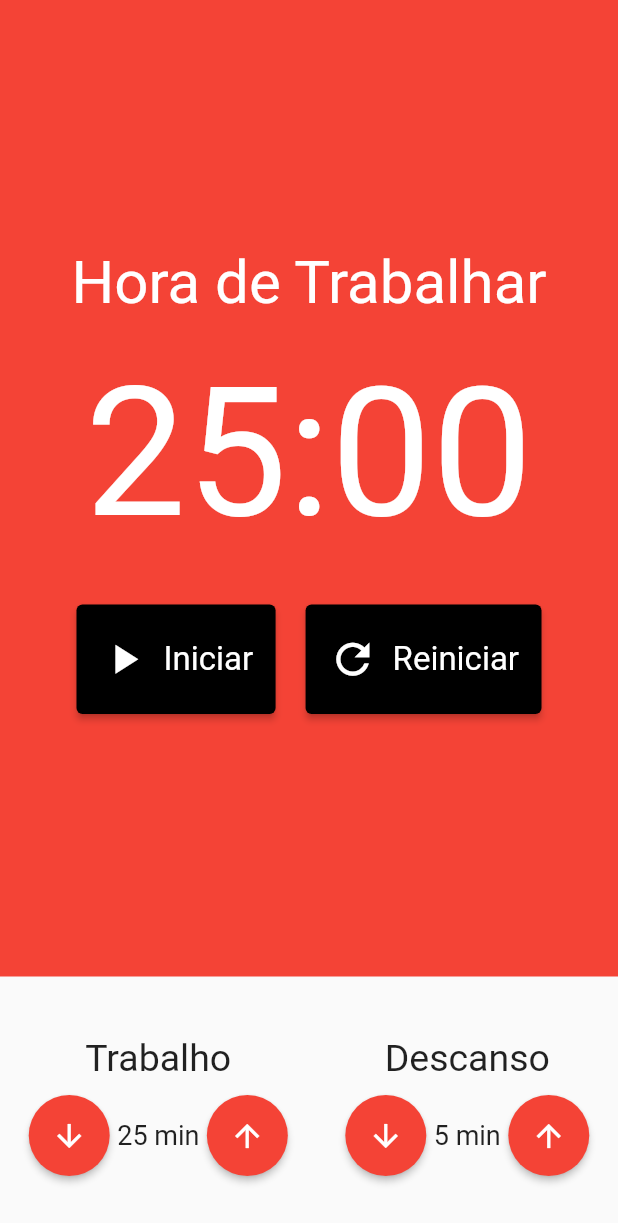
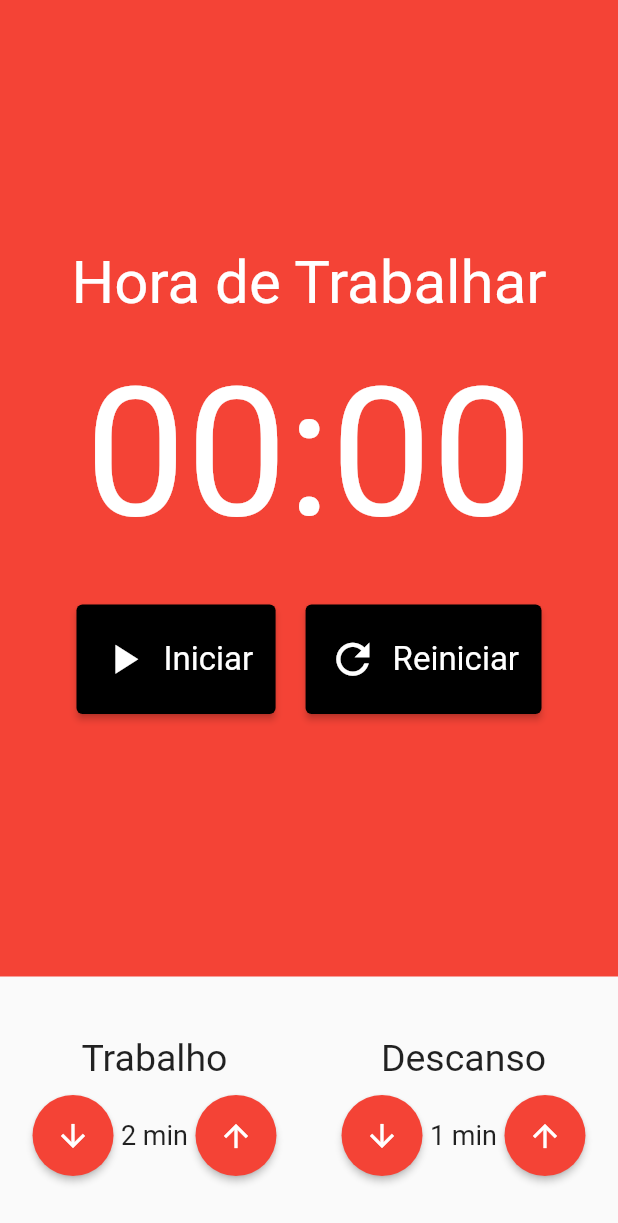
Before and after one commit to Luiz-Carlos-de-Lima/pomodoro, a Flutter app: the screen it shows after launch, on a phone screen of 412 x 824 dp. Shown: the top 1223 px of the screen. Run offline on Flutter 3.47's test engine with Material 2 defaults, Android fonts, the phone set to English and light mode, and no system bars; our stand-ins replace flutter_mobx, mobx; generated files the repository leaves out were written again.

Commit message:
implementação da lógica do cronometro

```diff
--- a/lib/app/components/cronometro.dart
+++ b/lib/app/components/cronometro.dart
@@ -1,18 +1,24 @@
 import 'package:flutter/material.dart';
+import 'package:flutter_mobx/flutter_mobx.dart';
 import 'package:pomodoro/app/components/cronometro_botao.dart';
+import 'package:pomodoro/app/store/pomodoro.store.dart';
+import 'package:provider/provider.dart';
 
 class Cronometro extends StatelessWidget {
   const Cronometro({Key? key}) : super(key: key);
 
   @override
   Widget build(BuildContext context) {
-    return Container(
-      color: Colors.red,
+    final store = Provider.of<PomodoroStore>(context);
+
+    return Observer(
+      builder: (_) => Container(
+        color: store.estaTrabalhando() ? Colors.red : Colors.green,
         child: Column(
           mainAxisAlignment: MainAxisAlignment.center,
           children: <Widget>[
             Text(
-            'Hora de Trabalhar',
+              store.estaTrabalhando() ? 'Hora de Trabalhar' : 'Hora de Descansar',
               style: TextStyle(
                 fontSize: 40,
                 color: Colors.white,
@@ -21,19 +27,35 @@ class Cronometro extends StatelessWidget {
             const SizedBox(
               height: 20,
             ),
-          Text(
-            '25:00',
-            style: TextStyle(fontSize: 120, color: Colors.white),
+            Observer(
+              builder: (_) => Text(
+                "${store.minutos.toString().padLeft(2, '0')}:${store.segundos.toString().padLeft(2, '0')}",
+                style: const TextStyle(fontSize: 120, color: Colors.white),
+              ),
             ),
             const SizedBox(
               height: 20,
             ),
-          Row(mainAxisAlignment: MainAxisAlignment.center,children: [
-            const CronometroBotao(texto: 'Iniciar', icone: Icons.play_arrow),
-            //const CronometroBotao(texto: 'Parar', icone: Icons.stop),
-            const CronometroBotao(texto: 'Reiniciar', icone: Icons.refresh),
+            Row(mainAxisAlignment: MainAxisAlignment.center, children: [
+              if (!store.iniciado)
+                CronometroBotao(
+                    texto: 'Iniciar',
+                    icone: Icons.play_arrow,
+                    click: store.iniciar),
+              if (store.iniciado)
+                CronometroBotao(
+                  texto: 'Parar',
+                  icone: Icons.stop,
+                  click: store.parar,
+                ),
+              CronometroBotao(
+                texto: 'Reiniciar',
+                icone: Icons.refresh,
+                click: store.reiniciar,
+              ),
             ]),
           ],
+        ),
       ),
     );
   }
--- a/lib/app/components/cronometro_botao.dart
+++ b/lib/app/components/cronometro_botao.dart
@@ -3,12 +3,18 @@ import 'package:flutter/material.dart';
 class CronometroBotao extends StatelessWidget {
   final String texto;
   final IconData icone;
+  final void Function()? click;
 
-  const CronometroBotao({Key? key, required this.texto, required this.icone})
-      : super(key: key);
+  const CronometroBotao({
+    Key? key,
+    required this.texto,
+    required this.icone,
+    this.click,
+  }) : super(key: key);
 
   @override
   Widget build(BuildContext context) {
+
     return Padding(
       padding: const EdgeInsets.all(10),
       child: ElevatedButton(
@@ -16,21 +22,22 @@ class CronometroBotao extends StatelessWidget {
           children: [
             Padding(
               padding: const EdgeInsets.only(right: 10),
-              child: Icon(icone,size: 33,),
+              child: Icon(
+                icone,
+                size: 33,
+              ),
             ),
             Text(texto),
           ],
         ),
-        onPressed: () {},
+        onPressed: click,
         style: ElevatedButton.styleFrom(
           primary: Colors.black,
           padding: const EdgeInsets.symmetric(
             horizontal: 15,
             vertical: 20,
           ),
-          textStyle: const TextStyle(
-            fontSize: 22
-          ),
+          textStyle: const TextStyle(fontSize: 22),
         ),
       ),
     );
--- a/lib/app/components/entrada_tempo.dart
+++ b/lib/app/components/entrada_tempo.dart
@@ -1,21 +1,28 @@
 import 'package:flutter/cupertino.dart';
 import 'package:flutter/material.dart';
+import 'package:flutter_mobx/flutter_mobx.dart';
+import 'package:pomodoro/app/store/pomodoro.store.dart';
+import 'package:provider/provider.dart';
 
 class EntradaTempo extends StatelessWidget {
   final int valor;
   final String titulo;
+  final void Function()? inc;
+  final void Function()? dec;
 
   const EntradaTempo({
     Key? key,
     required this.valor,
     required this.titulo,
+    this.inc,
+    this.dec,
   }) : super(key: key);
 
   @override
   Widget build(BuildContext context) {
-    return Column(
-      crossAxisAlignment: CrossAxisAlignment.center,
-      children: [
+    final store = Provider.of<PomodoroStore>(context);
+
+    return Column(crossAxisAlignment: CrossAxisAlignment.center, children: [
       Text(
         titulo,
         style: const TextStyle(
@@ -25,11 +32,12 @@ class EntradaTempo extends StatelessWidget {
       const SizedBox(
         height: 10,
       ),
-      Row(
+      Observer(
+        builder: (_) => Row(
           mainAxisAlignment: MainAxisAlignment.center,
           children: [
             ElevatedButton(
-            onPressed: () {},
+              onPressed: this.dec,
               child: const Icon(
                 Icons.arrow_downward,
                 color: Colors.white,
@@ -37,7 +45,7 @@ class EntradaTempo extends StatelessWidget {
               style: ElevatedButton.styleFrom(
                 shape: const CircleBorder(),
                 padding: const EdgeInsets.all(15),
-              primary: Colors.red,
+                primary: store.estaTrabalhando() ? Colors.red : Colors.green,
               ),
             ),
             Text(
@@ -47,7 +55,7 @@ class EntradaTempo extends StatelessWidget {
               ),
             ),
             ElevatedButton(
-            onPressed: () {},
+              onPressed: this.inc,
               child: const Icon(
                 Icons.arrow_upward,
                 color: Colors.white,
@@ -55,11 +63,12 @@ class EntradaTempo extends StatelessWidget {
               style: ElevatedButton.styleFrom(
                 shape: const CircleBorder(),
                 padding: const EdgeInsets.all(15),
-              primary: Colors.red,
+                primary: store.estaTrabalhando() ? Colors.red : Colors.green,
               ),
             ),
           ],
         ),
+      ),
     ]);
   }
 }
--- a/lib/app/pages/pomodoro_page.dart
+++ b/lib/app/pages/pomodoro_page.dart
@@ -1,13 +1,18 @@
 import 'package:flutter/cupertino.dart';
 import 'package:flutter/material.dart';
+import 'package:flutter_mobx/flutter_mobx.dart';
 import 'package:pomodoro/app/components/cronometro.dart';
 import 'package:pomodoro/app/components/entrada_tempo.dart';
+import 'package:pomodoro/app/store/pomodoro.store.dart';
+import 'package:provider/provider.dart';
 
 class PomodoroPage extends StatelessWidget {
   const PomodoroPage({Key? key}) : super(key: key);
 
   @override
   Widget build(BuildContext context) {
+    final store = Provider.of<PomodoroStore>(context);
+
     return Scaffold(
       body: Column(
         crossAxisAlignment: CrossAxisAlignment.stretch,
@@ -15,12 +20,32 @@ class PomodoroPage extends StatelessWidget {
           Expanded(child: Cronometro()),
           Padding(
             padding: const EdgeInsets.symmetric(vertical: 40),
-            child: Row(
-              mainAxisAlignment: MainAxisAlignment.spaceAround,
-              children: const <Widget>[
-                EntradaTempo(valor: 25, titulo: 'Trabalho'),
-                EntradaTempo(valor: 5, titulo: 'Descanso'),
-              ],
+            child: Observer(
+              builder: (_) => Row(
+                mainAxisAlignment: MainAxisAlignment.spaceAround,
+                children: <Widget>[
+                  EntradaTempo(
+                    valor: store.tempoTrabalho,
+                    titulo: 'Trabalho',
+                    inc: store.iniciado && store.estaTrabalhando()
+                        ? null
+                        : store.incrementarTempoTrabalho,
+                    dec: store.iniciado && store.estaTrabalhando()
+                        ? null
+                        : store.decrementarTempoTrabalho,
+                  ),
+                  EntradaTempo(
+                    valor: store.tempoDescanso,
+                    titulo: 'Descanso',
+                    inc: store.iniciado && store.estaDescansando()
+                        ? null
+                        : store.incrementarTempoDescanso,
+                    dec: store.iniciado && store.estaDescansando()
+                        ? null
+                        : store.decrementartempoDescanso,
+                  ),
+                ],
+              ),
             ),
           ),
         ],
--- a/lib/main.dart
+++ b/lib/main.dart
@@ -1,6 +1,8 @@
 import 'package:flutter/cupertino.dart';
 import 'package:flutter/material.dart';
 import 'package:pomodoro/app/pages/pomodoro_page.dart';
+import 'package:pomodoro/app/store/pomodoro.store.dart';
+import 'package:provider/provider.dart';
 
 main() => runApp(const MyApp());
 
@@ -9,9 +11,14 @@ class MyApp extends StatelessWidget {
 
   @override
   Widget build(BuildContext context) {
-    return const MaterialApp(
-      debugShowCheckedModeBanner: false,
-      home: PomodoroPage(),
+    return MultiProvider(
+      providers: [
+        Provider<PomodoroStore>(create: (_) => PomodoroStore()),
+      ],
+      child: const MaterialApp(
+        debugShowCheckedModeBanner: false,
+        home: PomodoroPage(),
+      ),
     );
   }
 }
```
Also changed, not shown: lib/app/store/pomodoro.store.dart (added, +125 -0 lines), lib/app/store/pomodoro.store.g.dart (added). Lines whose indentation alone changed are shown as unchanged.
